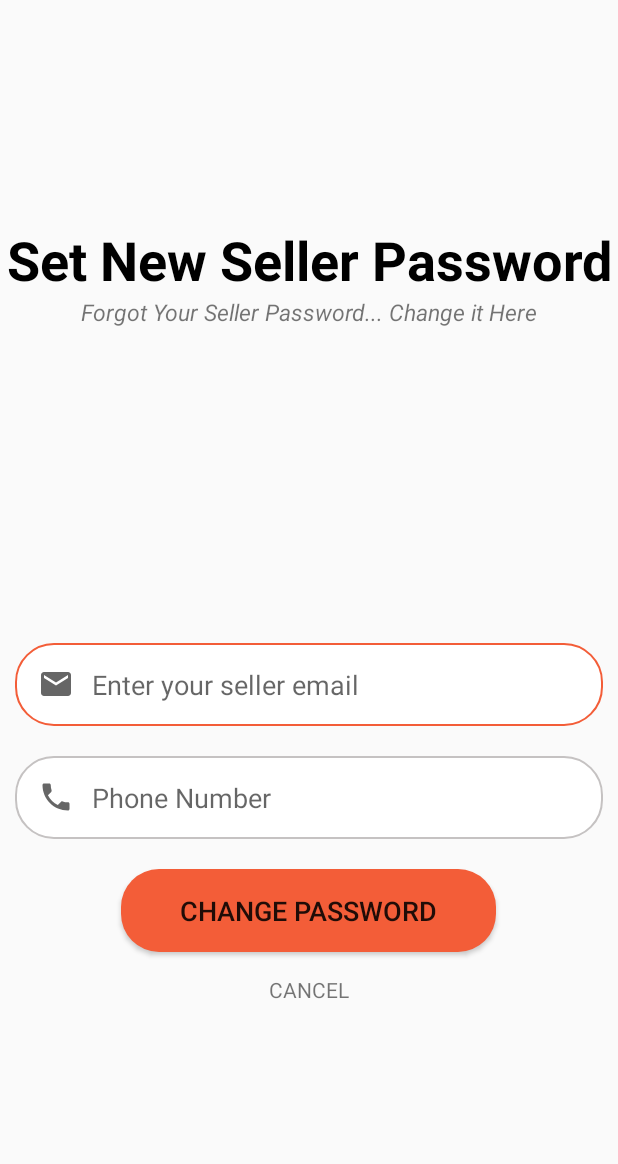
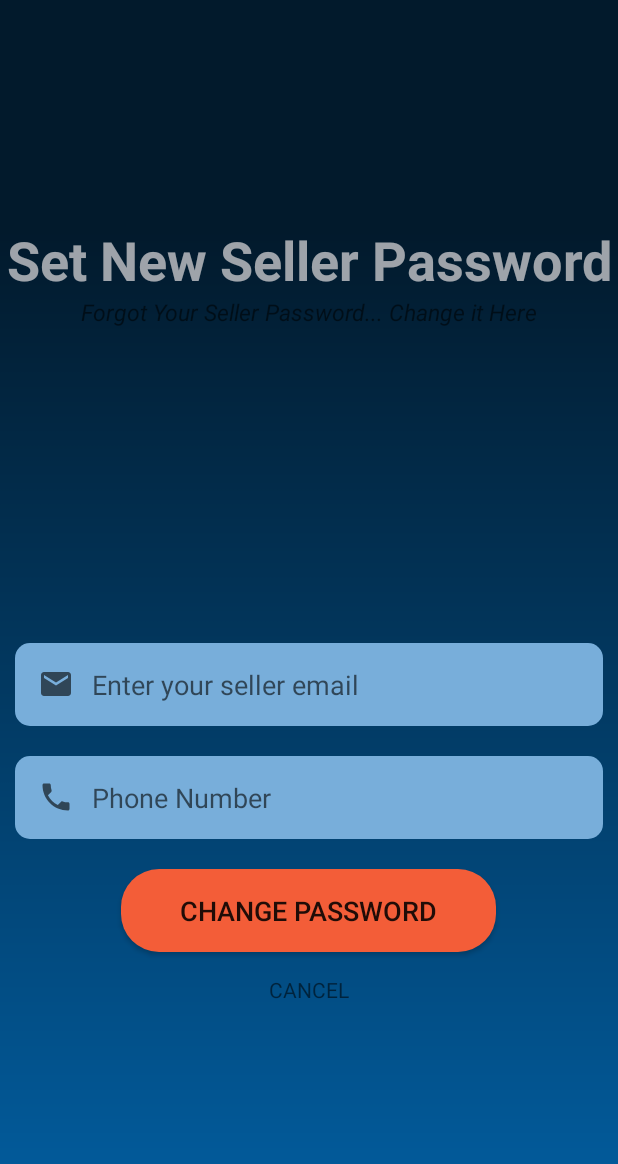
Before and after one commit to rusiruavb/SellDroid, an Android app: the SetNewSellerPassword screen opened directly, with no data from a screen before it, on a phone screen of 412 x 824 dp. Shown: the top 1164 px of the screen. Run offline under Robolectric (Android 15) with nearby library versions, the light colour scheme and no system bars; our stand-ins replace Firebase (no records; nobody signed in at launch, a user with empty details on screens opened directly).

Commit message:
Binu -seller profi delete updated

```diff
--- a/app/src/main/java/com/example/selldroid_final/SellerProfileUpdate.java
+++ b/app/src/main/java/com/example/selldroid_final/SellerProfileUpdate.java
@@ -84,7 +84,7 @@ public class SellerProfileUpdate extends Fragment {
                 alertDialog.setButton("Yes", new DialogInterface.OnClickListener() {
                     public void onClick(DialogInterface dialog, int which) {
                         dialog.dismiss();
-                        //deleteSellerAccount();
+                        deleteSellerAccount();
                     }
                 });
                 alertDialog.setButton2("No", new DialogInterface.OnClickListener() {
--- a/app/src/main/res/layout/activity_set_new_seller_password.xml
+++ b/app/src/main/res/layout/activity_set_new_seller_password.xml
@@ -4,17 +4,19 @@
     xmlns:tools="http://schemas.android.com/tools"
     android:layout_width="match_parent"
     android:layout_height="match_parent"
+    android:background="@mipmap/login_full_background"
     android:gravity="center"
     tools:context=".SetNewSellerPassword">
 
     <ScrollView
         android:layout_width="match_parent"
         android:layout_height="wrap_content">
+
         <LinearLayout
             android:layout_width="match_parent"
             android:layout_height="wrap_content"
-            android:orientation="vertical"
-            android:gravity="center">
+            android:gravity="center"
+            android:orientation="vertical">
 
             <TextView
                 android:layout_width="match_parent"
@@ -22,7 +24,7 @@
                 android:gravity="center"
                 android:text="@string/set_new_passwordBI"
                 android:textAppearance="?android:textAppearanceMedium"
-                android:textColor="@color/textColor"
+                android:textColor="@color/homeBgColor"
                 android:textSize="36dp"
                 android:textStyle="bold" />
 
@@ -31,58 +33,60 @@
                 android:layout_width="match_parent"
                 android:layout_height="wrap_content"
                 android:gravity="center"
-                android:textStyle="italic"
                 android:text="@string/set_new_passworddesBI"
                 android:textAppearance="?android:textAppearanceSmall"
-                android:textSize="15dp" />
+                android:textSize="15dp"
+                android:textStyle="italic" />
 
             <ImageView
                 android:layout_width="200dp"
-                android:layout_height="200dp"
-                />
+                android:layout_height="200dp" />
 
             <com.google.android.material.textfield.TextInputEditText
+                android:id="@+id/seller_forgot_email"
                 android:layout_width="match_parent"
                 android:layout_height="wrap_content"
                 android:layout_margin="10dp"
-                android:padding="15dp"
-                android:maxLines="1"
-                android:hint="@string/set_password_email"
-                android:background="@drawable/custom_input"
+                android:background="@drawable/button_logout_background"
                 android:drawableStart="@drawable/ic_email"
                 android:drawablePadding="12dp"
+                android:hint="@string/set_password_email"
                 android:inputType="textEmailAddress"
-                android:id="@+id/seller_forgot_email"/>
+                android:maxLines="1"
+                android:padding="15dp"
+                android:textColorHighlight="#FFFFFF" />
+
             <com.google.android.material.textfield.TextInputEditText
+                android:id="@+id/seller_forgot_phone_number"
                 android:layout_width="match_parent"
                 android:layout_height="wrap_content"
                 android:layout_margin="10dp"
-                android:maxLines="1"
-                android:padding="15dp"
-                android:hint="@string/phone_number"
-                android:background="@drawable/custom_input"
+                android:background="@drawable/button_logout_background"
                 android:drawableStart="@drawable/ic_phone"
                 android:drawablePadding="12dp"
+                android:hint="@string/phone_number"
                 android:inputType="number"
-                android:id="@+id/seller_forgot_phone_number"/>
+                android:maxLines="1"
+                android:padding="15dp" />
 
             <Button
+                android:id="@+id/seller_forgot_button"
                 android:layout_width="250dp"
                 android:layout_height="wrap_content"
-                android:text="CHANGE PASSWORD"
-                android:textSize="18dp"
-                android:background="@drawable/button_background"
                 android:layout_margin="10dp"
                 android:width="45dp"
+                android:background="@drawable/button_background"
                 android:padding="15dp"
-                android:id="@+id/seller_forgot_button"/>
+                android:text="CHANGE PASSWORD"
+                android:textSize="18dp" />
+
             <TextView
+                android:id="@+id/seller_forgot_cancel"
                 android:layout_width="match_parent"
                 android:layout_height="wrap_content"
-                android:text="CANCEL"
+                android:gravity="center"
                 android:padding="5dp"
-                android:gravity="center"
-                android:id="@+id/seller_forgot_cancel"/>
+                android:text="CANCEL" />
 
         </LinearLayout>
 
```
Also changed, not shown: app/src/main/res/layout/fragment_seller_profile_update.xml (+22 -15 lines).
